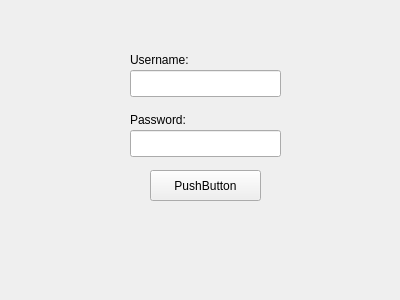
This is client/ui/loginwidget.ui in erikdac/Multi-language-game as Qt 5 draws it before an edit. The edited form follows.
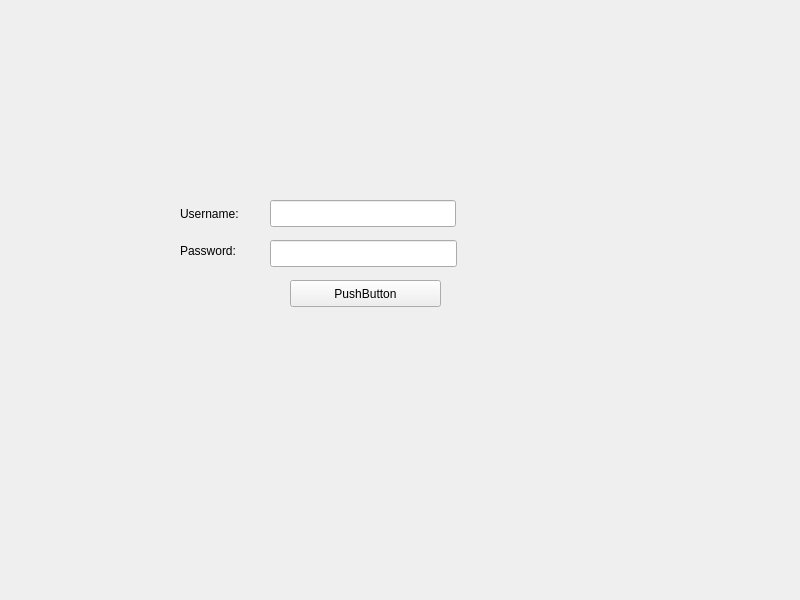
This is the edited form.

Diff of the .ui file:
```diff
--- a/client/ui/loginwidget.ui
+++ b/client/ui/loginwidget.ui
@@ -6,41 +6,22 @@
    <rect>
     <x>0</x>
     <y>0</y>
-    <width>400</width>
-    <height>300</height>
+    <width>800</width>
+    <height>600</height>
    </rect>
   </property>
   <property name="windowTitle">
    <string>To be Omnanmnad</string>
   </property>
-  <widget class="QPushButton" name="pushButton">
-   <property name="geometry">
-    <rect>
-     <x>150</x>
-     <y>170</y>
-     <width>111</width>
-     <height>31</height>
-    </rect>
-   </property>
-   <property name="text">
-    <string>PushButton</string>
-   </property>
-   <property name="autoDefault">
-    <bool>false</bool>
-   </property>
-   <property name="default">
-    <bool>false</bool>
-   </property>
-   <property name="flat">
-    <bool>false</bool>
-   </property>
-  </widget>
+  <property name="layoutDirection">
+   <enum>Qt::LeftToRight</enum>
+  </property>
   <widget class="QLineEdit" name="username">
    <property name="geometry">
     <rect>
-     <x>130</x>
-     <y>70</y>
-     <width>151</width>
+     <x>270</x>
+     <y>200</y>
+     <width>186</width>
      <height>27</height>
     </rect>
    </property>
@@ -51,9 +32,9 @@
   <widget class="QLineEdit" name="password">
    <property name="geometry">
     <rect>
-     <x>130</x>
-     <y>130</y>
-     <width>151</width>
+     <x>270</x>
+     <y>240</y>
+     <width>187</width>
      <height>27</height>
     </rect>
    </property>
@@ -64,10 +45,10 @@
   <widget class="QLabel" name="usernameLabel">
    <property name="geometry">
     <rect>
-     <x>130</x>
-     <y>50</y>
-     <width>71</width>
-     <height>20</height>
+     <x>180</x>
+     <y>200</y>
+     <width>81</width>
+     <height>27</height>
     </rect>
    </property>
    <property name="text">
@@ -77,16 +58,38 @@
   <widget class="QLabel" name="passwordLabel">
    <property name="geometry">
     <rect>
-     <x>130</x>
-     <y>110</y>
+     <x>180</x>
+     <y>240</y>
      <width>71</width>
-     <height>20</height>
+     <height>21</height>
     </rect>
    </property>
    <property name="text">
     <string>Password:</string>
    </property>
   </widget>
+  <widget class="QPushButton" name="pushButton">
+   <property name="geometry">
+    <rect>
+     <x>290</x>
+     <y>280</y>
+     <width>151</width>
+     <height>27</height>
+    </rect>
+   </property>
+   <property name="text">
+    <string>PushButton</string>
+   </property>
+   <property name="autoDefault">
+    <bool>false</bool>
+   </property>
+   <property name="default">
+    <bool>false</bool>
+   </property>
+   <property name="flat">
+    <bool>false</bool>
+   </property>
+  </widget>
  </widget>
  <resources/>
  <connections>
```
